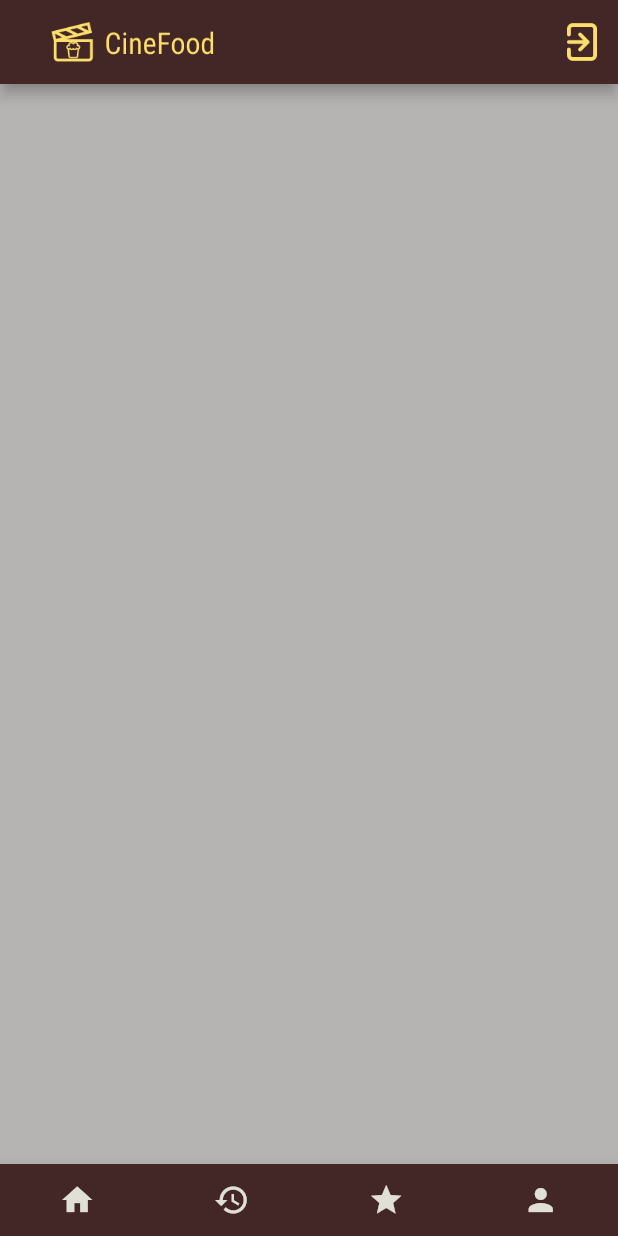
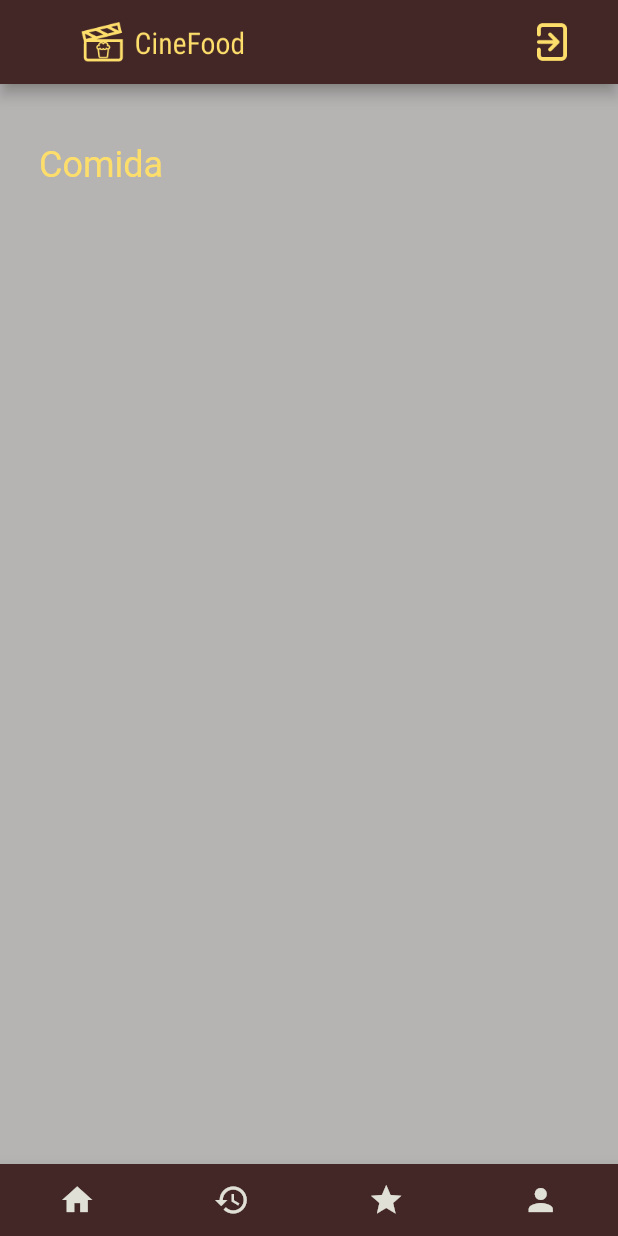
Before and after one commit to CauiDavis/cinefood, a Flutter app: the screen it shows after launch, on a phone screen of 412 x 824 dp. Run offline on Flutter 3.47's test engine with Material 2 defaults, Android fonts, the phone set to English and light mode, and no system bars.

Commit message:
Update main.dart

```diff
--- a/lib/main.dart
+++ b/lib/main.dart
@@ -86,24 +86,51 @@ class Client extends StatelessWidget {
     return Scaffold(
         appBar: AppBar(
           actions: [
-            Image.asset(
+            Container(
+              margin: const EdgeInsets.only(left: 20),
+              child: Image.asset(
                 'assets/appbarIcon.png',
                 width: 110,
                 height: 30,
               ),
-            const SizedBox(width: 220),
-            IconButton(
+            ),
+            const SizedBox(
+              width: 180,
+            ),
+            Container(
+              margin: const EdgeInsets.only(right: 20),
+              child: IconButton(
                 onPressed: () => {},
                 icon: Image.asset('assets/exitIcon.png', width: 30, height: 30),
               ),
+            )
           ],
         ),
         body: SafeArea(
             child: Center(
-              child: Container(
-                width: MediaQuery.of(context).size.width * 0.8,
+                child: Padding(
+          padding: const EdgeInsets.symmetric(vertical: 40, horizontal: 26),
+          child: SizedBox(
+              width: MediaQuery.of(context).size.width * 0.95,
+              child: const Column(
+                crossAxisAlignment: CrossAxisAlignment.start,
+                children: [
+                  Text(
+                    'Comida',
+                    style: TextStyle(
+                      color: Color(0xFFFEDE6B),
+                      fontSize: 24,
                     ),
+                  ),
+                  Row(
+                    children: [Card()],
+                  ),
+                  Row(
+                    children: [],
+                  )
+                ],
               )),
+        ))),
         bottomNavigationBar: BottomAppBar(
           child:
               Row(mainAxisAlignment: MainAxisAlignment.spaceAround, children: [
```
Lines whose indentation alone changed are shown as unchanged.
